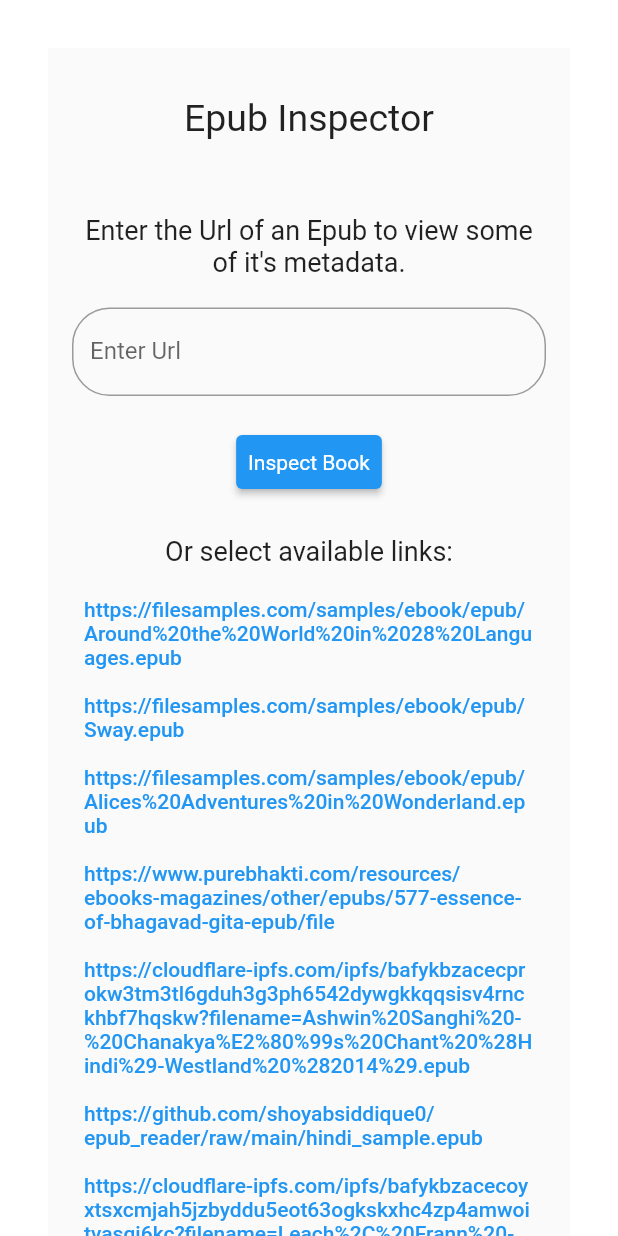
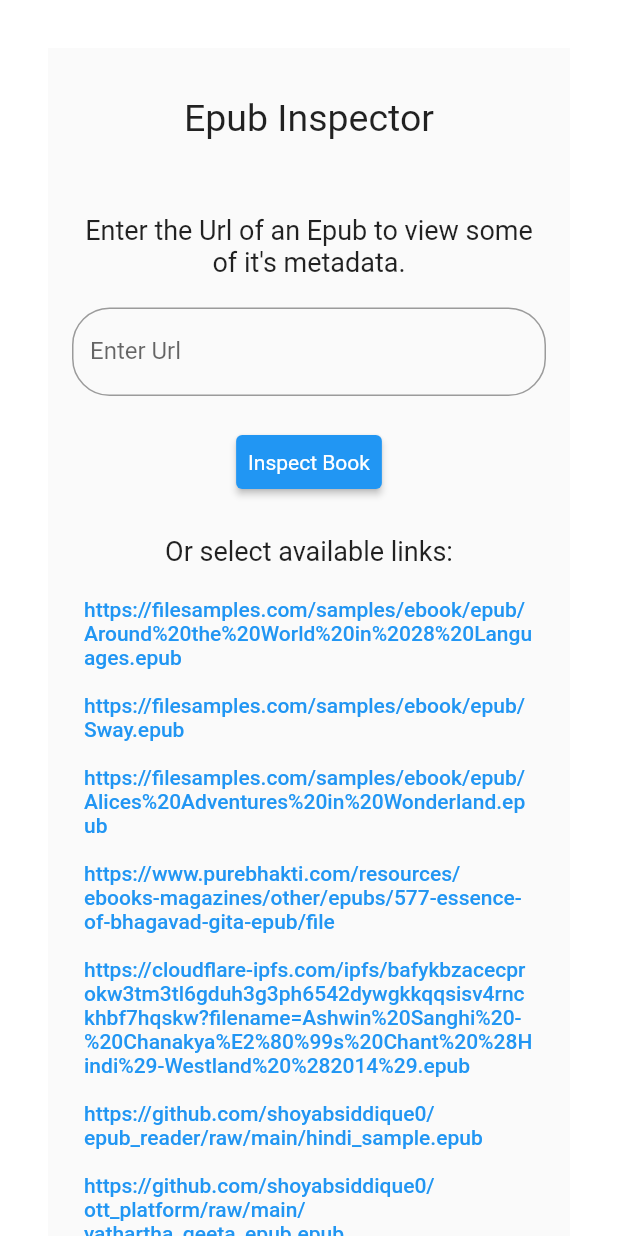
Before and after one commit to shoyabsiddique0/epub_reader, a Flutter app: the screen it shows after launch, after a tap on "EpubX", on a phone screen of 412 x 824 dp. Run offline on Flutter 3.47's test engine with Material 2 defaults, Android fonts, the phone set to English and light mode, and no system bars; our stand-ins replace flutter_html, flutter_screenutil, flutter_widget_from_html, get; missing offline and left inert: epub_view, epubx, vocsy_epub_viewer; network calls fail; Roboto replaces fonts that are missing (Poppins).

```diff
--- a/lib/CustomReader/custom_reader_screen.dart
+++ b/lib/CustomReader/custom_reader_screen.dart
@@ -25,7 +25,7 @@ class _CustomReaderScreenState extends State<CustomReaderScreen> {
     CustomReaderController controller = Get.put(CustomReaderController());
     setState(() {
       book = controller.fetchBook(
-          "https://temp-file.org/download/WqPez4qEPGOYn/wfDQhQeEvmrgIuf/sanskrit_sample.epub");
+          "https://github.com/shoyabsiddique0/ott_platform/raw/main/yathartha_geeta_epub.epub");
     });
     return Scaffold(
       body: Center(
--- a/lib/EpubxReader/epubx_reader.dart
+++ b/lib/EpubxReader/epubx_reader.dart
@@ -114,6 +114,7 @@ class EpubState extends State<EpubWidget> {
                       'https://www.purebhakti.com/resources/ebooks-magazines/other/epubs/577-essence-of-bhagavad-gita-epub/file',
                       "https://cloudflare-ipfs.com/ipfs/bafykbzacecprokw3tm3tl6gduh3g3ph6542dywgkkqqsisv4rnckhbf7hqskw?filename=Ashwin%20Sanghi%20-%20Chanakya%E2%80%99s%20Chant%20%28Hindi%29-Westland%20%282014%29.epub",
                       "https://github.com/shoyabsiddique0/epub_reader/raw/main/hindi_sample.epub",
+                      "https://github.com/shoyabsiddique0/ott_platform/raw/main/yathartha_geeta_epub.epub",
                       'https://cloudflare-ipfs.com/ipfs/bafykbzacecoyxtsxcmjah5jzbyddu5eot63ogkskxhc4zp4amwoitvasqi6kc?filename=Leach%2C%20Frann%20-%20Natural%20Colors%20to%20Dye%20for_%20How%20to%20Use%20Natural%20Dyes%20From%20Plants%20and%20Fungi-Free-EasyPublications%20com%20%282013%29.epub'
                     ]
                         .map((link) => TextButton(
```
Also changed, not shown: lib/EpubxReader/epub_web_view.dart (+6 -4 lines), pubspec.lock.
